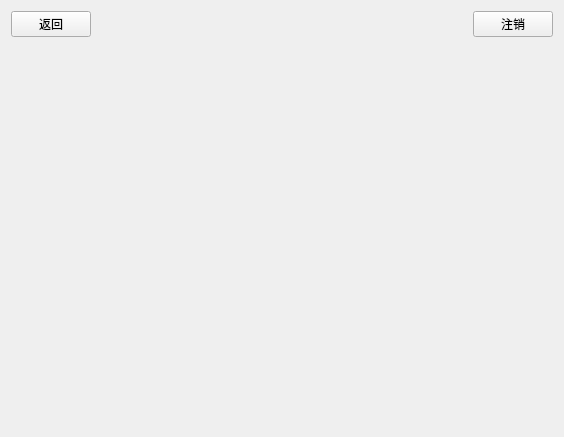
Above: masterview.ui from Young-abc/Lab4_Repository before the change. Below: the same form after it.
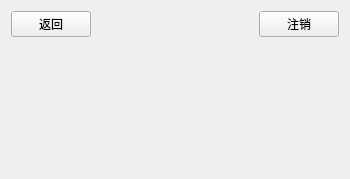
That is the form after the change.

The edit to the form file:
```diff
--- a/masterview.ui
+++ b/masterview.ui
@@ -6,8 +6,8 @@
    <rect>
     <x>0</x>
     <y>0</y>
-    <width>564</width>
-    <height>437</height>
+    <width>350</width>
+    <height>179</height>
    </rect>
   </property>
   <property name="windowTitle">
```
